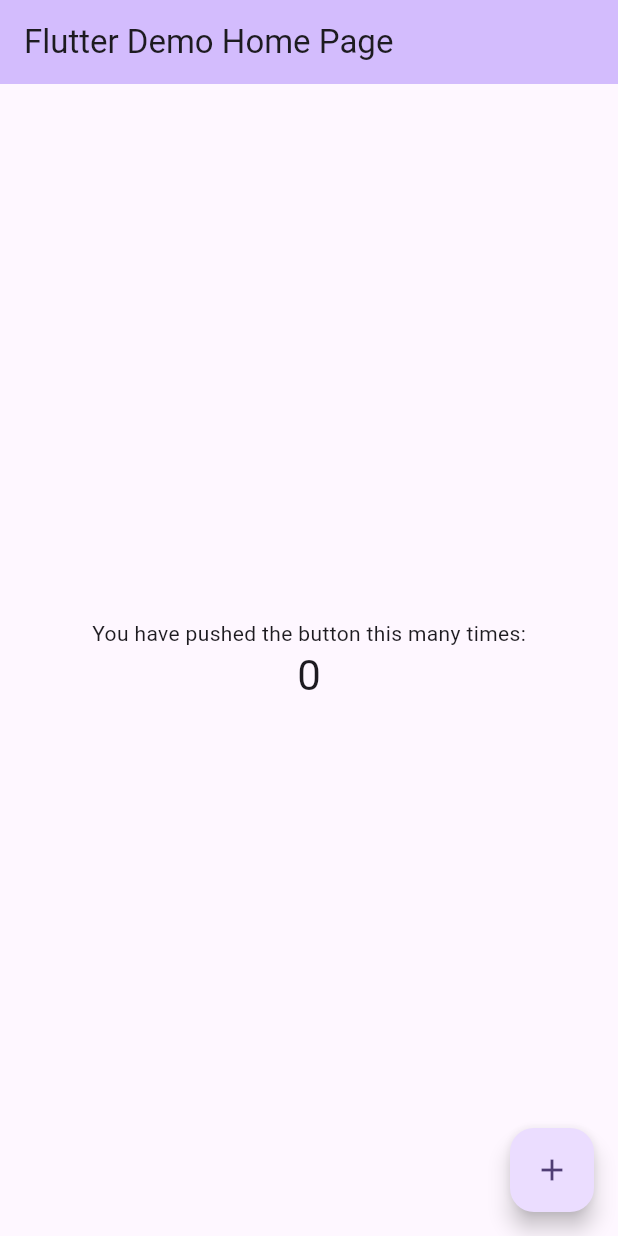
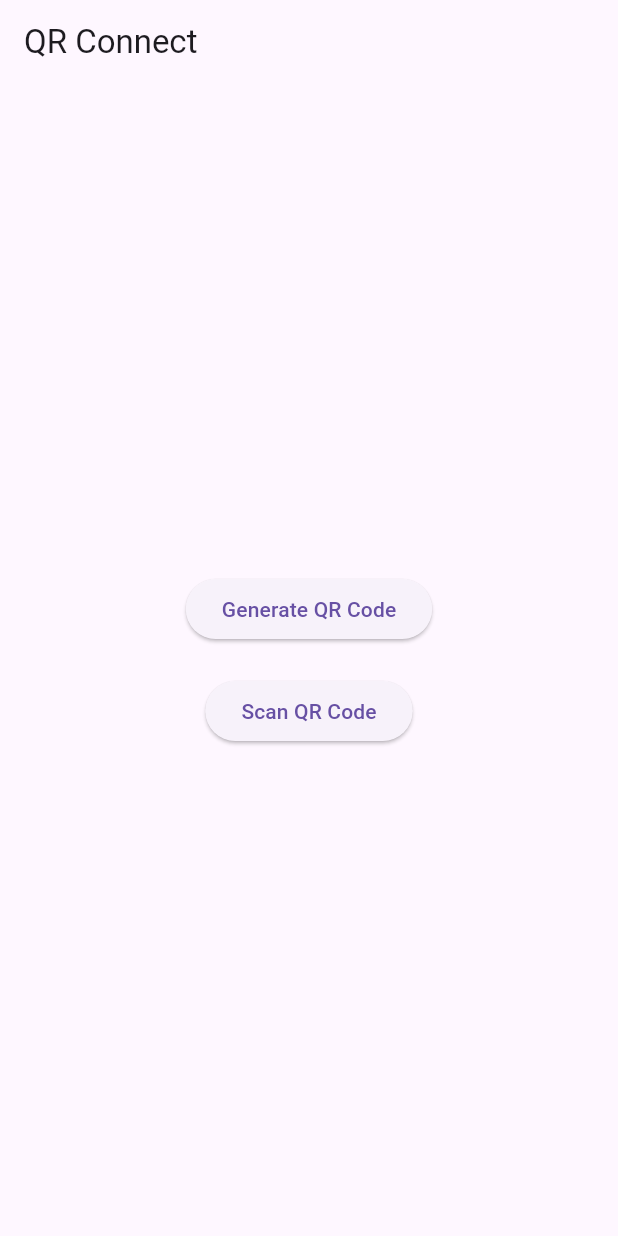
Before and after one commit to sandhavi/qRio, a Flutter app: the screen it shows after launch, on a phone screen of 412 x 824 dp. Run offline on Flutter 3.47's test engine with Material 3 defaults, Android fonts, the phone set to English and light mode, and no system bars; our stand-ins replace cloud_firestore, firebase_core, flutter_dotenv, qr_flutter; missing offline and left inert: mobile_scanner; accounts and stored records are empty.

Commit message:
feat: Integrate Firebase and QR code functionality
- Added Firebase configuration to Android and iOS projects.
- Implemented Firestore for chat message storage and session management.
- Created QR code generation and scanning screens.
- Added environment variable support using dotenv.
- Updated main application entry point to initialize Firebase and load environment variables.
- Enhanced AndroidManifest.xml with camera permissions for QR scanning.
- Updated pubspec.yaml with necessary dependencies for Firebase, QR code generation, and scanning.
- Created .env.example for Firebase configuration.
- Implemented chat functionality with Firestore in ChatScreen.
- Added ConnectedScreen to display connection status.

```diff
--- /dev/null
+++ b/lib/home_screen.dart
@@ -0,0 +1,42 @@
+import 'package:flutter/material.dart';
+import 'generate_qr_screen.dart';
+import 'scan_qr_screen.dart';
+
+class HomeScreen extends StatelessWidget {
+  const HomeScreen({super.key});
+
+  @override
+  Widget build(BuildContext context) {
+    return Scaffold(
+      appBar: AppBar(
+        title: const Text('QR Connect'),
+      ),
+      body: Center(
+        child: Column(
+          mainAxisAlignment: MainAxisAlignment.center,
+          children: <Widget>[
+            ElevatedButton(
+              onPressed: () {
+                Navigator.push(
+                  context,
+                  MaterialPageRoute(builder: (context) => const GenerateQRScreen()),
+                );
+              },
+              child: const Text('Generate QR Code'),
+            ),
+            const SizedBox(height: 20),
+            ElevatedButton(
+              onPressed: () {
+                Navigator.push(
+                  context,
+                  MaterialPageRoute(builder: (context) => const ScanQRScreen()),
+                );
+              },
+              child: const Text('Scan QR Code'),
+            ),
+          ],
+        ),
+      ),
+    );
+  }
+}
--- a/lib/main.dart
+++ b/lib/main.dart
@@ -1,122 +1,49 @@
 import 'package:flutter/material.dart';
+import 'package:flutter_dotenv/flutter_dotenv.dart';
+import 'package:firebase_core/firebase_core.dart';
+import 'firebase_options.dart';
+import 'home_screen.dart';
 
-void main() {
+void main() async {
+  WidgetsFlutterBinding.ensureInitialized();
+
+  // Load environment variables if available, but don't crash if missing.
+  bool envLoaded = false;
+  try {
+    await dotenv.load(fileName: '.env');
+    envLoaded = true;
+  } catch (e) {
+    debugPrint('dotenv load skipped: $e');
+  }
+
+  // Initialize Firebase with best-effort fallbacks to avoid startup crash/black screen.
+  try {
+    if (envLoaded) {
+      // Use options from firebase_options.dart which read from .env
+      await Firebase.initializeApp(
+        options: DefaultFirebaseOptions.currentPlatform,
+      );
+    } else {
+      // Fall back to platform defaults (e.g., Android uses google-services.json)
+      await Firebase.initializeApp();
+    }
+  } catch (e) {
+    // As a last resort, continue without Firebase so the UI still loads.
+    debugPrint('Firebase init failed, continuing without it: $e');
+  }
+
   runApp(const MyApp());
 }
 
 class MyApp extends StatelessWidget {
   const MyApp({super.key});
 
-  // This widget is the root of your application.
   @override
   Widget build(BuildContext context) {
     return MaterialApp(
-      title: 'Flutter Demo',
-      theme: ThemeData(
-        // This is the theme of your application.
-        //
-        // TRY THIS: Try running your application with "flutter run". You'll see
-        // the application has a purple toolbar. Then, without quitting the app,
-        // try changing the seedColor in the colorScheme below to Colors.green
-        // and then invoke "hot reload" (save your changes or press the "hot
-        // reload" button in a Flutter-supported IDE, or press "r" if you used
-        // the command line to start the app).
-        //
-        // Notice that the counter didn't reset back to zero; the application
-        // state is not lost during the reload. To reset the state, use hot
-        // restart instead.
-        //
-        // This works for code too, not just values: Most code changes can be
-        // tested with just a hot reload.
-        colorScheme: ColorScheme.fromSeed(seedColor: Colors.deepPurple),
-      ),
-      home: const MyHomePage(title: 'Flutter Demo Home Page'),
+      title: 'QR Connect',
+      theme: ThemeData(primarySwatch: Colors.blue),
+      home: const HomeScreen(),
     );
   }
 }
-
-class MyHomePage extends StatefulWidget {
-  const MyHomePage({super.key, required this.title});
-
-  // This widget is the home page of your application. It is stateful, meaning
-  // that it has a State object (defined below) that contains fields that affect
-  // how it looks.
-
-  // This class is the configuration for the state. It holds the values (in this
-  // case the title) provided by the parent (in this case the App widget) and
-  // used by the build method of the State. Fields in a Widget subclass are
-  // always marked "final".
-
-  final String title;
-
-  @override
-  State<MyHomePage> createState() => _MyHomePageState();
-}
-
-class _MyHomePageState extends State<MyHomePage> {
-  int _counter = 0;
-
-  void _incrementCounter() {
-    setState(() {
-      // This call to setState tells the Flutter framework that something has
-      // changed in this State, which causes it to rerun the build method below
-      // so that the display can reflect the updated values. If we changed
-      // _counter without calling setState(), then the build method would not be
-      // called again, and so nothing would appear to happen.
-      _counter++;
-    });
-  }
-
-  @override
-  Widget build(BuildContext context) {
-    // This method is rerun every time setState is called, for instance as done
-    // by the _incrementCounter method above.
-    //
-    // The Flutter framework has been optimized to make rerunning build methods
-    // fast, so that you can just rebuild anything that needs updating rather
-    // than having to individually change instances of widgets.
-    return Scaffold(
-      appBar: AppBar(
-        // TRY THIS: Try changing the color here to a specific color (to
-        // Colors.amber, perhaps?) and trigger a hot reload to see the AppBar
-        // change color while the other colors stay the same.
-        backgroundColor: Theme.of(context).colorScheme.inversePrimary,
-        // Here we take the value from the MyHomePage object that was created by
-        // the App.build method, and use it to set our appbar title.
-        title: Text(widget.title),
-      ),
-      body: Center(
-        // Center is a layout widget. It takes a single child and positions it
-        // in the middle of the parent.
-        child: Column(
-          // Column is also a layout widget. It takes a list of children and
-          // arranges them vertically. By default, it sizes itself to fit its
-          // children horizontally, and tries to be as tall as its parent.
-          //
-          // Column has various properties to control how it sizes itself and
-          // how it positions its children. Here we use mainAxisAlignment to
-          // center the children vertically; the main axis here is the vertical
-          // axis because Columns are vertical (the cross axis would be
-          // horizontal).
-          //
-          // TRY THIS: Invoke "debug painting" (choose the "Toggle Debug Paint"
-          // action in the IDE, or press "p" in the console), to see the
-          // wireframe for each widget.
-          mainAxisAlignment: MainAxisAlignment.center,
-          children: <Widget>[
-            const Text('You have pushed the button this many times:'),
-            Text(
-              '$_counter',
-              style: Theme.of(context).textTheme.headlineMedium,
-            ),
-          ],
-        ),
-      ),
-      floatingActionButton: FloatingActionButton(
-        onPressed: _incrementCounter,
-        tooltip: 'Increment',
-        child: const Icon(Icons.add),
-      ), // This trailing comma makes auto-formatting nicer for build methods.
-    );
-  }
-}
```
Also changed, not shown: lib/chat_screen.dart (added, +129 -0 lines), lib/connected_screen.dart (added, +41 -0 lines), lib/generate_qr_screen.dart (added, +77 -0 lines), lib/scan_qr_screen.dart (added, +99 -0 lines), pubspec.yaml (+11 -3 lines), firebase.json (added), lib/firebase_options.dart (added), pubspec.lock, 9 other files.
